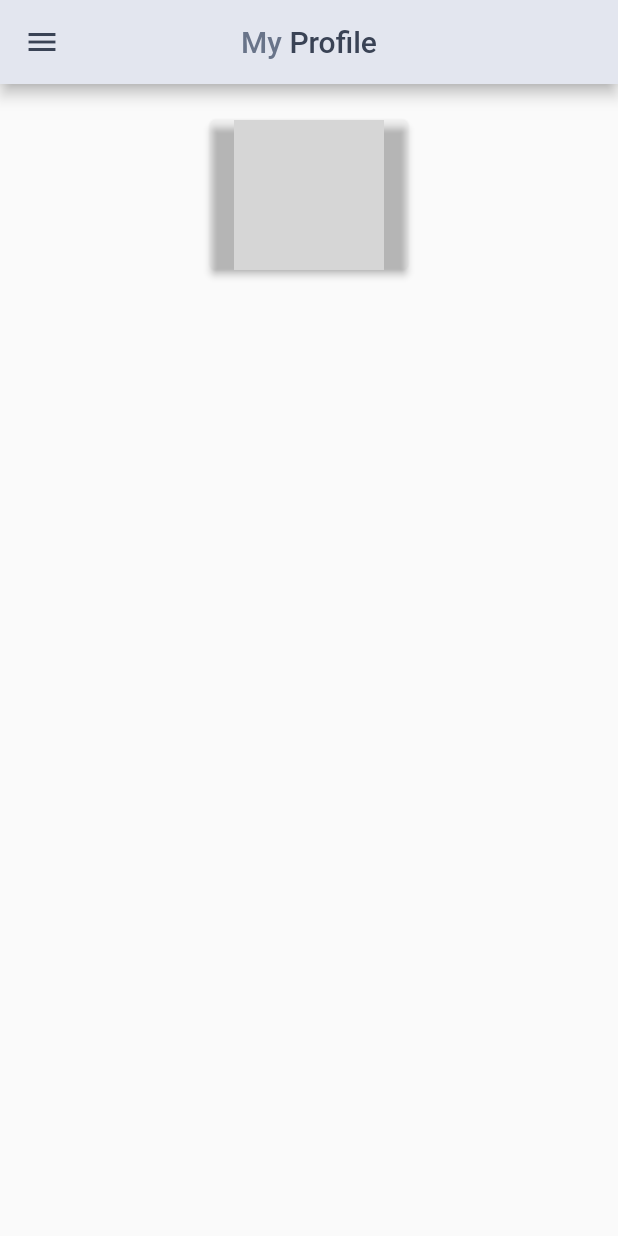
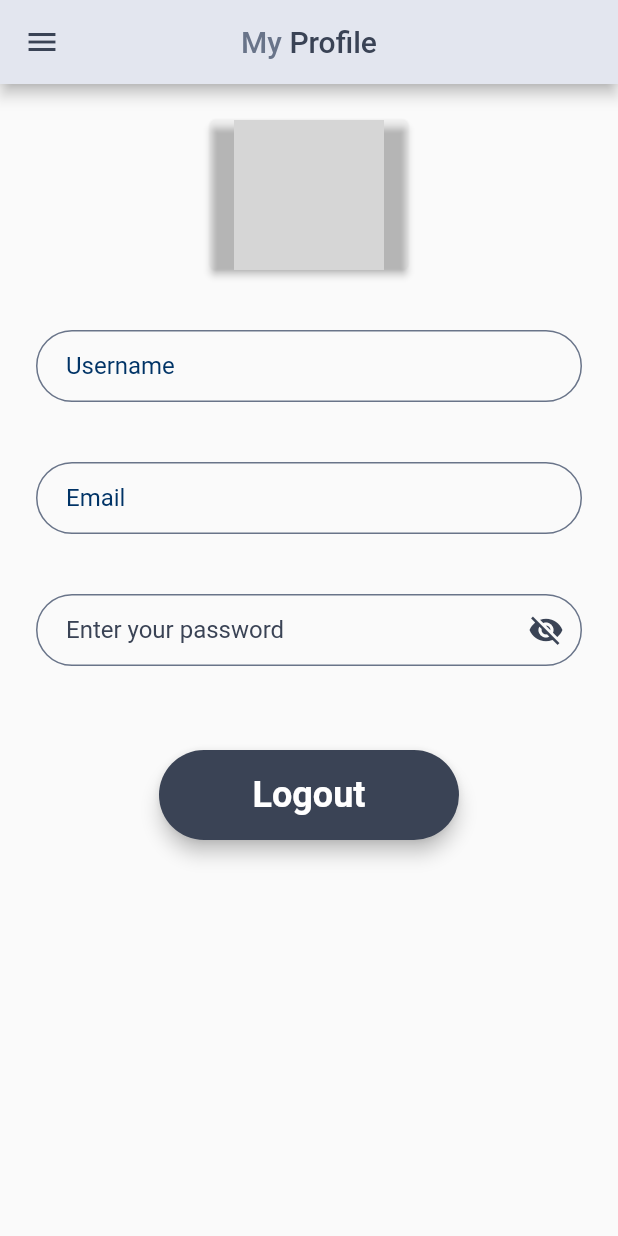
Before and after one commit to aunshpatel/flutter-realestate, a Flutter app: the MyProfile screen opened by its route, on a phone screen of 412 x 824 dp. Run offline on Flutter 3.47's test engine with Material 3 defaults, Android fonts, the phone set to English and light mode, and no system bars; our stand-ins replace image_picker, shared_preferences; accounts and stored records are empty; network calls fail; grey boxes are pictures that could not be loaded.

Commit message:
Add data and logout functionality to profile page

```diff
--- a/lib/view/my_profile.dart
+++ b/lib/view/my_profile.dart
@@ -1,8 +1,10 @@
 import 'dart:io';
 
 import 'package:flutter/material.dart';
+import 'package:realestate/view/widgets/rounded_buttons.dart';
 import 'package:realestate/view/widgets/side_drawer.dart';
 import 'package:image_picker/image_picker.dart';
+import 'package:shared_preferences/shared_preferences.dart';
 import '../consts.dart';
 import 'package:path/path.dart' as Path;
 
@@ -17,6 +19,23 @@ class _MyProfileState extends State<MyProfile> {
   File? _image;
   final picker = ImagePicker();
   var profilePic = prefs!.getString('avatarImage');
+
+  TextEditingController usernameController = TextEditingController();
+  TextEditingController emailController = TextEditingController();
+  TextEditingController passwordController = TextEditingController();
+  bool _passwordVisible = false;
+
+  @override
+  void initState() {
+    // TODO: implement initState
+    super.initState();
+    loadDetails();
+  }
+
+  loadDetails() {
+    usernameController.text = prefs!.getString('username')!;
+    emailController.text = prefs!.getString('email')!;
+  }
 
   Future getPhotoFromGallery() async {
     final pickedFile = await picker.pickImage(source: ImageSource.gallery);
@@ -85,6 +104,63 @@ class _MyProfileState extends State<MyProfile> {
                 ),
                 style: ElevatedButton.styleFrom(backgroundColor: Colors.transparent)
               ),
+              const SizedBox(height:40),
+              TextField(
+                controller: usernameController,
+                readOnly: true,
+                onChanged:(value){
+
+                },
+                style: const TextStyle(color: kLightTitleColor),
+                decoration: emailInputDecoration('Username',),
+              ),
+              const SizedBox(height:40),
+              TextField(
+                controller: emailController,
+                keyboardType: TextInputType.emailAddress,
+                readOnly: true,
+                onChanged:(value){
+
+                },
+                style: const TextStyle(color: kLightTitleColor),
+                decoration: emailInputDecoration('Email',),
+              ),
+              const SizedBox(height:40),
+              TextField(
+                controller: passwordController,
+                obscureText: _passwordVisible == false ? true : false,
+                onChanged:(value){
+
+                },
+                style: const TextStyle(color: kThemeBlueColor),
+                decoration: passwordInputDecoration(
+                    'Enter your password',
+                    _passwordVisible,
+                        (){
+                      setState(() {
+                        _passwordVisible = !_passwordVisible;
+                      });
+                    }
+                ),
+              ),
+              const SizedBox(height:40),
+              RoundedButton(
+                colour:kDarkTitleColor,
+                title:'Logout',
+                onPress:() {
+                  setState(() async {
+                    isLoggedIn = false;
+                    prefs = await SharedPreferences.getInstance();
+                    prefs.setBool('isLoggedIn', isLoggedIn);
+                    prefs.setString('email', '');
+                    prefs.setString('username', '');
+                    prefs.setString('password', '');
+                    prefs.setString('avatarImage', '');
+                    logoutMessage();
+                  });
+                  // Navigator.pushNamed(context, '/main_screen');
+                },
+              ),
             ],
           ),
         )
@@ -139,4 +215,31 @@ class _MyProfileState extends State<MyProfile> {
       },
     );
   }
+
+  logoutMessage() async {
+    return showDialog<void>(
+      context: context,
+      barrierDismissible: false,
+      builder: (BuildContext context) {
+        return AlertDialog(
+          title: const Text('Logout Successful!', style: TextStyle(color: kDarkTitleColor, fontSize: 20.0)),
+          content: const SingleChildScrollView(
+            child: ListBody(
+              children: <Widget>[
+                Text('You have logged out successfully!', style: TextStyle(color: kLightTitleColor)),
+              ],
+            ),
+          ),
+          actions: <Widget>[
+            TextButton(
+              child: const Text('OK', style: TextStyle(color: kLightTitleColor),),
+              onPressed: () {
+                Navigator.pushNamed(context, '/main_screen');
+              },
+            ),
+          ],
+        );
+      },
+    );
+  }
 }
```
